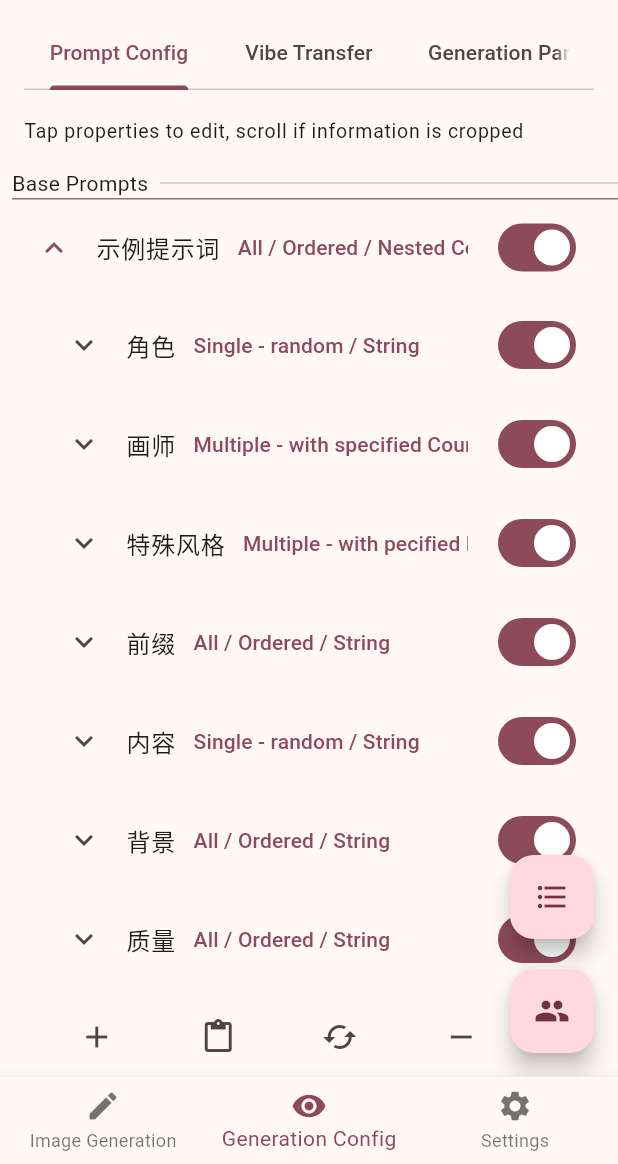
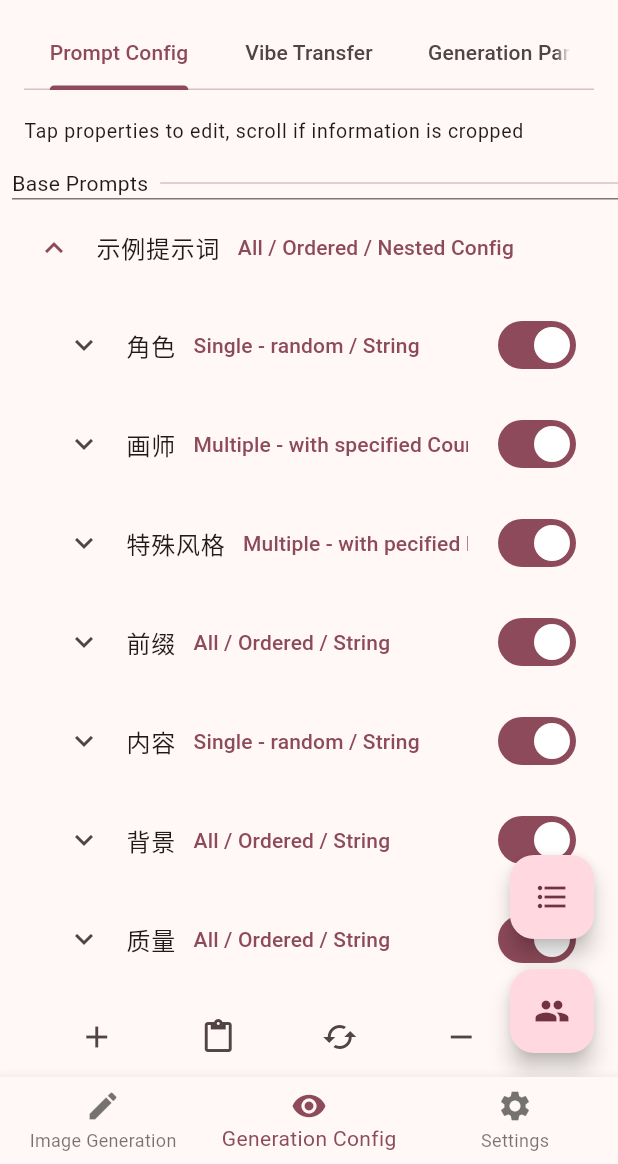
Before and after one commit to Exception0x0194/NAI-Generator-Flutter, a Flutter app: the screen it shows after launch, item 2 of the bottom bar chosen, on a phone screen of 412 x 824 dp, the part 72-1236 px from its top. Run offline on Flutter 3.47's test engine with Material 3 defaults, Android fonts, the phone set to English and light mode, and no system bars; our stand-ins replace adaptive_theme, device_info_plus, easy_localization, file_picker, flutter_markdown, get_it and 6 more; missing offline and left inert: blinking_text, encrypt, flutter_command, gzip, image_size_getter, saver_gallery and 3 more; accounts and stored records are empty.

Commit message:
最上层配置控件不再显示启用/禁用按钮；优化了配置切换界面的外观

```diff
--- a/lib/ui/prompt_config/view_models/prompt_config_viewmodel.dart
+++ b/lib/ui/prompt_config/view_models/prompt_config_viewmodel.dart
@@ -8,9 +8,16 @@ import 'package:nai_casrand/ui/core/utils/flushbar.dart';
 
 class PromptConfigViewModel extends ChangeNotifier {
   PromptConfig config;
-  int indentLevel = 0;
+  bool isRoot;
+  bool initiallyExpanded;
 
-  PromptConfigViewModel({required this.config, this.indentLevel = 0});
+  PromptConfigViewModel({
+    required this.config,
+    this.isRoot = true,
+    this.initiallyExpanded = true,
+  });
+
+  bool get isEnabled => isRoot ? true : config.enabled;
 
   void setSelectionMethod(String value) {
     config.selectionMethod = value;
@@ -107,7 +114,8 @@ class PromptConfigViewModel extends ChangeNotifier {
   List<PromptConfigViewModel> get subConfigs => config.prompts
       .map((promptConfig) => PromptConfigViewModel(
             config: promptConfig,
-            indentLevel: indentLevel + 1,
+            isRoot: false,
+            initiallyExpanded: false,
           ))
       .toList();
 
--- a/lib/ui/prompt_config/widgets/prompt_config_view.dart
+++ b/lib/ui/prompt_config/widgets/prompt_config_view.dart
@@ -17,12 +17,12 @@ class PromptConfigView extends StatelessWidget {
       value: viewModel,
       child: Consumer<PromptConfigViewModel>(
         builder: (context, viewModel, child) {
-          final backgroundColor = viewModel.config.enabled
+          final backgroundColor = viewModel.isEnabled
               ? null
               : Theme.of(context).disabledColor.withAlpha(30);
 
           return Padding(
-            padding: EdgeInsets.only(left: viewModel.indentLevel == 0 ? 0 : 20),
+            padding: EdgeInsets.only(left: viewModel.isRoot ? 0 : 20),
             child: ExpansionTile(
               title: SingleChildScrollView(
                 scrollDirection: Axis.horizontal,
@@ -34,14 +34,16 @@ class PromptConfigView extends StatelessWidget {
                   )
                 ]),
               ),
-              trailing: Switch(
-                value: viewModel.config.enabled,
-                onChanged: (value) => viewModel.setEnabled(value),
-              ),
+              trailing: viewModel.isRoot
+                  ? const SizedBox.shrink()
+                  : Switch(
+                      value: viewModel.isEnabled,
+                      onChanged: (value) => viewModel.setEnabled(value),
+                    ),
               backgroundColor: backgroundColor,
               collapsedBackgroundColor: backgroundColor,
               controlAffinity: ListTileControlAffinity.leading,
-              initiallyExpanded: (viewModel.indentLevel == 0),
+              initiallyExpanded: viewModel.initiallyExpanded,
               children: _buildChildrenList(viewModel, context),
             ),
           );
--- a/lib/ui/saved_config_list/widgets/saved_config_list_view.dart
+++ b/lib/ui/saved_config_list/widgets/saved_config_list_view.dart
@@ -43,7 +43,8 @@ class SavedConfigListView extends StatelessWidget {
                         child: PromptConfigView(
                             viewModel: PromptConfigViewModel(
                       config: elem,
-                      indentLevel: 1,
+                      isRoot: true,
+                      initiallyExpanded: false,
                     ))),
                     IconButton(
                         padding: const EdgeInsets.symmetric(vertical: 12.0),
--- a/lib/ui/settings_page/widgets/config_selection_page_view.dart
+++ b/lib/ui/settings_page/widgets/config_selection_page_view.dart
@@ -63,7 +63,10 @@ class ConfigSelectionPageView extends StatelessWidget {
     );
     final importButton = ListTile(
       title: Text(tr('import_from_file')),
-      trailing: const Icon(Icons.file_open_outlined),
+      trailing: IconButton(
+        onPressed: () => viewmodel.importConfigFromFile(context),
+        icon: const Icon(Icons.file_open_outlined),
+      ),
       onTap: () => viewmodel.importConfigFromFile(context),
     );
     final pageHint = Text(tr('config_selection_page_hint'));
```
